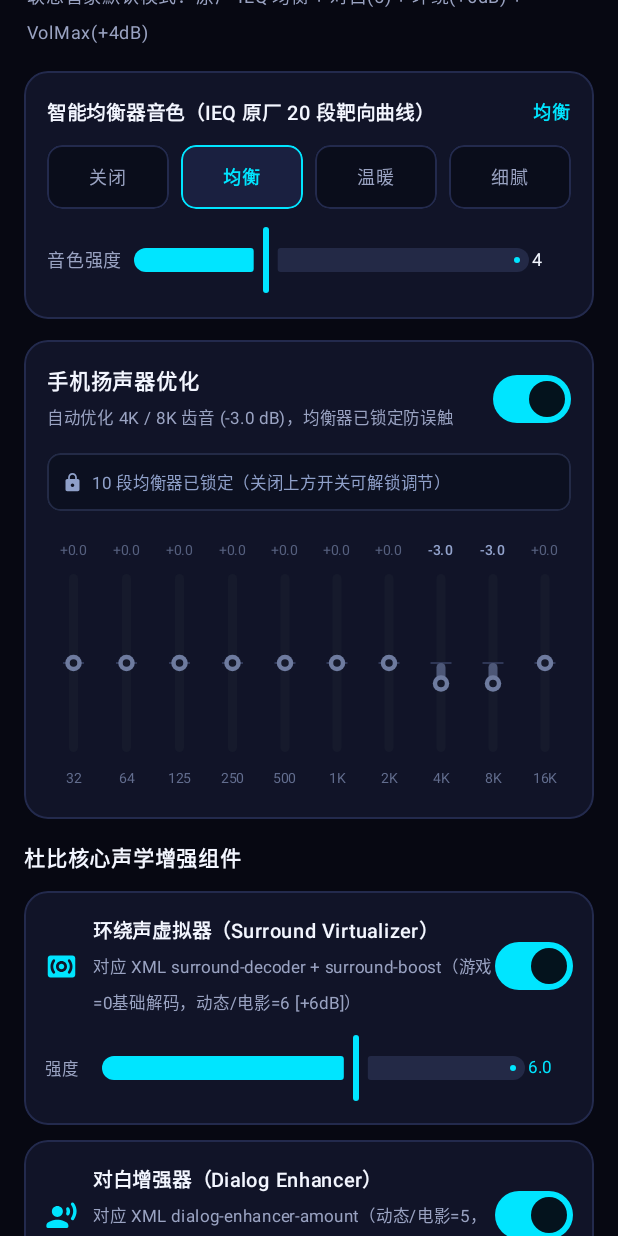
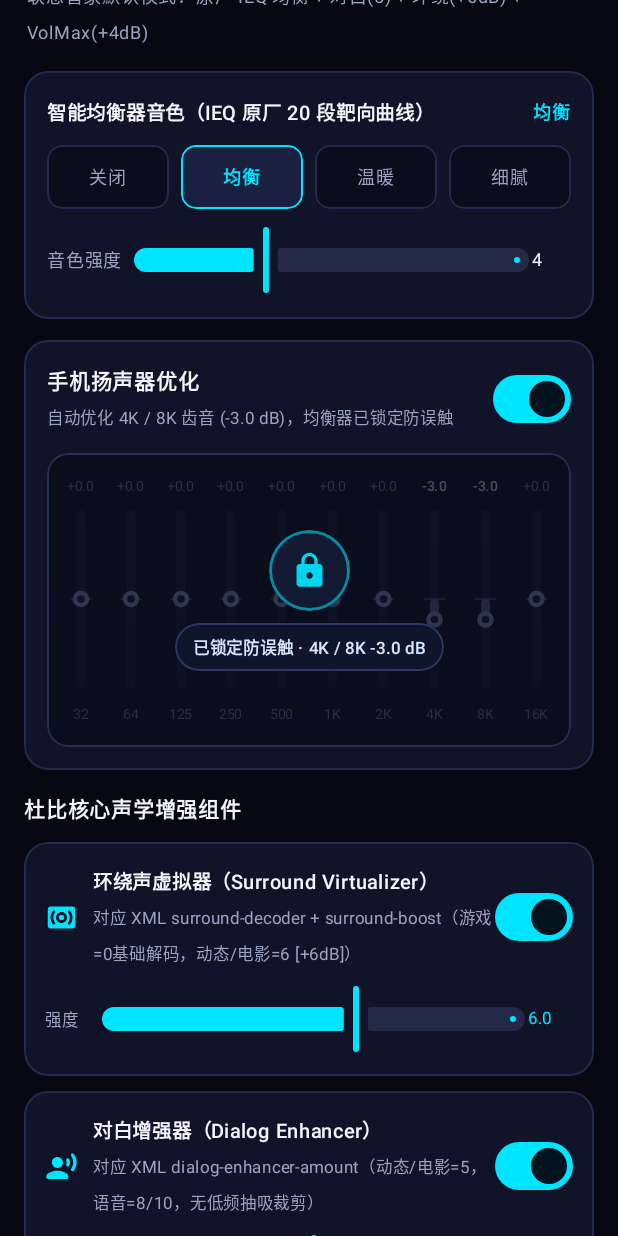
Before and after one commit to sscc9/yoga-dolby-atmos-android, an Android app built with Jetpack Compose: the screen it shows after launch (MainActivity), scrolled down 576 dp, on a phone screen of 412 x 824 dp. Run offline under Robolectric (Android 15) with nearby library versions, the phone set to English and light mode, and no system bars.

Commit message:
style(ui): add translucent protective scrim overlay & centered lock shield over 10-band EQ

```diff
--- a/app/src/main/java/com/yoga/dolbyatmos/ui/DolbyAccessScreen.kt
+++ b/app/src/main/java/com/yoga/dolbyatmos/ui/DolbyAccessScreen.kt
@@ -909,38 +909,22 @@ private fun GraphicEqualizerCard(
         }
 
         if (isSpeakerOptLocked) {
-            // Style 1: Visible Grayed-Out & Touch-Locked 10-Band EQ showing 4K = -3.0, 8K = -3.0
+            // Frosted Glass Mask Overlay + Centered Large Lock Emblem directly over the 10-Band EQ
             Spacer(modifier = Modifier.height(12.dp))
-            Row(
-                modifier = Modifier
-                    .fillMaxWidth()
-                    .clip(RoundedCornerShape(9.dp))
-                    .background(Color(0xFF0C1020))
-                    .border(1.dp, Color(0xFF232A46), RoundedCornerShape(9.dp))
-                    .padding(horizontal = 10.dp, vertical = 7.dp),
-                verticalAlignment = Alignment.CenterVertically
-            ) {
-                Icon(
-                    imageVector = Icons.Rounded.Lock,
-                    contentDescription = null,
-                    tint = Color(0xFF8FA0C9),
-                    modifier = Modifier.size(14.dp)
-                )
-                Spacer(modifier = Modifier.width(6.dp))
-                Text(
-                    text = "10 段均衡器已锁定（关闭上方开关可解锁调节）",
-                    color = Color(0xFF8FA0C9),
-                    fontSize = 11.sp,
-                    maxLines = 1,
-                    overflow = TextOverflow.Ellipsis
-                )
-            }
-
-            Spacer(modifier = Modifier.height(14.dp))
-
-            Row(
-                modifier = Modifier
-                    .fillMaxWidth()
+
+            Box(
+                modifier = Modifier
+                    .fillMaxWidth()
+                    .clip(RoundedCornerShape(14.dp))
+                    .background(Color(0xFF0B0F1E))
+                    .border(1.dp, Color(0xFF263052), RoundedCornerShape(14.dp)),
+                contentAlignment = Alignment.Center
+            ) {
+                // Underlying 10-band EQ bars (4K = -3.0, 8K = -3.0 clearly visible beneath the mask)
+                Row(
+                    modifier = Modifier
+                        .fillMaxWidth()
+                        .padding(horizontal = 6.dp, vertical = 10.dp)
                         .height(176.dp),
                     horizontalArrangement = Arrangement.SpaceBetween
                 ) {
@@ -954,6 +938,59 @@ private fun GraphicEqualizerCard(
                             locked = true,
                             onGainChange = {}
                         )
+                    }
+                }
+
+                // Semi-transparent protective scrim mask + prominent centered Lock shield
+                Box(
+                    modifier = Modifier
+                        .matchParentSize()
+                        .background(
+                            Brush.verticalGradient(
+                                listOf(
+                                    Color(0xFF080C1A).copy(alpha = 0.56f),
+                                    Color(0xFF090E1E).copy(alpha = 0.68f)
+                                )
+                            )
+                        ),
+                    contentAlignment = Alignment.Center
+                ) {
+                    Column(
+                        horizontalAlignment = Alignment.CenterHorizontally
+                    ) {
+                        Box(
+                            modifier = Modifier
+                                .size(54.dp)
+                                .clip(CircleShape)
+                                .background(Color(0xFF131B34).copy(alpha = 0.95f))
+                                .border(1.5.dp, DolbyCyan.copy(alpha = 0.55f), CircleShape),
+                            contentAlignment = Alignment.Center
+                        ) {
+                            Icon(
+                                imageVector = Icons.Rounded.Lock,
+                                contentDescription = "已锁定",
+                                tint = DolbyCyan.copy(alpha = 0.92f),
+                                modifier = Modifier.size(26.dp)
+                            )
+                        }
+                        Spacer(modifier = Modifier.height(8.dp))
+                        Box(
+                            modifier = Modifier
+                                .clip(RoundedCornerShape(20.dp))
+                                .background(Color(0xFF10172D).copy(alpha = 0.92f))
+                                .border(1.dp, Color(0xFF2B3860), RoundedCornerShape(20.dp))
+                                .padding(horizontal = 12.dp, vertical = 4.dp)
+                        ) {
+                            Text(
+                                text = "已锁定防误触 · 4K / 8K -3.0 dB",
+                                color = Color(0xFFD6E4FF),
+                                fontSize = 11.sp,
+                                fontWeight = FontWeight.SemiBold,
+                                maxLines = 1,
+                                softWrap = false
+                            )
+                        }
+                    }
                 }
             }
         } else {
```
Lines whose indentation alone changed are shown as unchanged.
